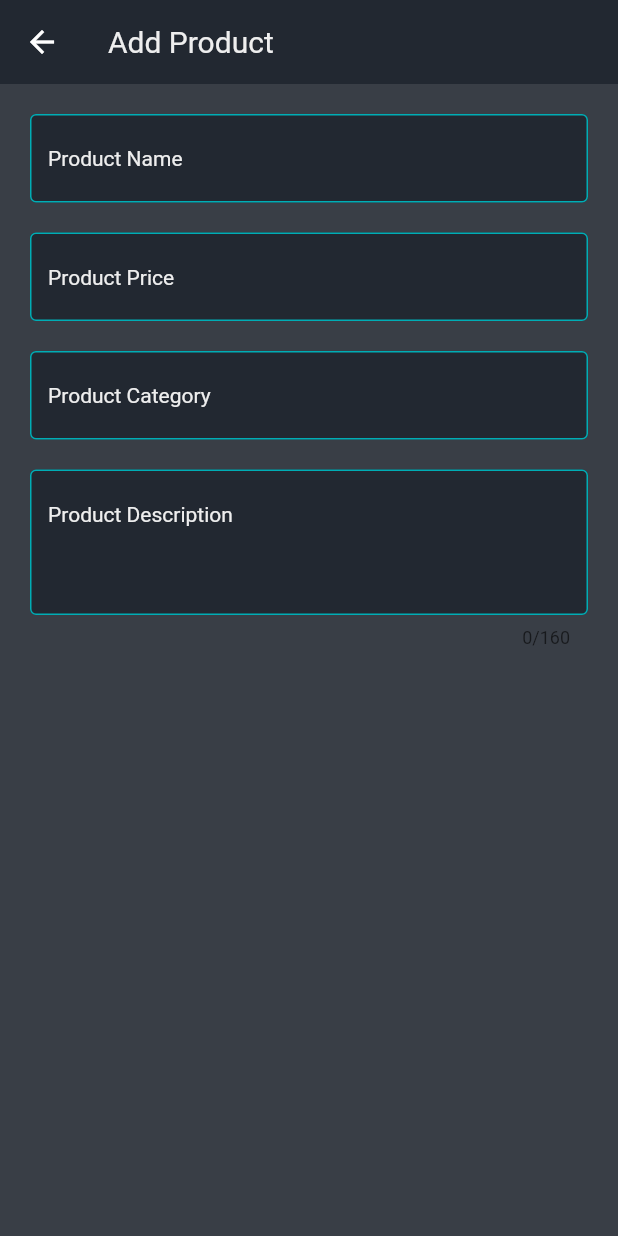
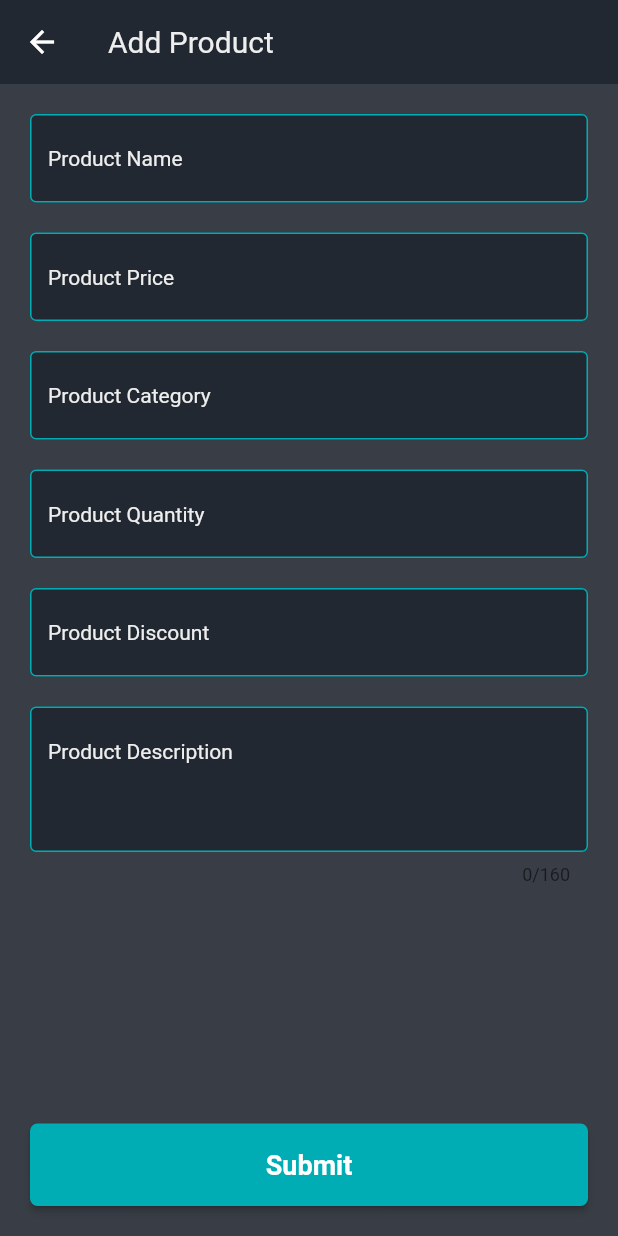
Before and after one commit to glomvardos/e-commerce-app, a Flutter app: the screen it shows after launch, after a tap on the "add" icon, on a phone screen of 412 x 824 dp. Run offline on Flutter 3.47's test engine with Material 2 defaults, Android fonts, the phone set to English and light mode, and no system bars; our stand-ins replace bloc, dio, equatable, flutter_bloc.

Commit message:
Submit new product

```diff
--- a/lib/config.dart
+++ b/lib/config.dart
@@ -1,3 +1,3 @@
 class Config {
-  static const String apiBaseUrl = 'http://localhost:8000.com';
+  static const String apiBaseUrl = 'http://localhost:8000/api';
 }
--- a/lib/main.dart
+++ b/lib/main.dart
@@ -1,25 +1,31 @@
-import 'package:e_commerce_app/bloc/authentication/authentication_bloc.dart';
-import 'package:e_commerce_app/services/authService/auth_service.dart';
 import 'package:flutter/material.dart';
 import 'package:flutter_bloc/flutter_bloc.dart';
 
+import '../bloc/authentication/authentication_bloc.dart';
+import '../services/auth_service/auth_service.dart';
+import '../services/products_service/products_service.dart';
 import './app.dart';
 
 void main() {
-  runApp(
-      MultiRepositoryProvider(
+  runApp(MultiRepositoryProvider(
     providers: [
-         RepositoryProvider<AuthService>(create: (context) => AuthServiceApi()),
+      RepositoryProvider<AuthService>(
+        create: (_) => AuthApiService(),
+      ),
+      RepositoryProvider<ProductsService>(
+        create: (_) => ProductsApiService(
+          dio: AuthApiService().client,
+        ),
+      ),
     ],
     child: MultiBlocProvider(
       providers: [
         BlocProvider<AuthenticationBloc>(
-              create: (context) =>AuthenticationBloc(authService: AuthServiceApi())..add(InitializeAuthentication()),
+          create: (_) => AuthenticationBloc(authService: AuthApiService())
+            ..add(InitializeAuthentication()),
         )
       ],
       child: const MyApp(),
     ),
-    )
-
-  );
+  ));
 }
--- /dev/null
+++ b/lib/models/product.dart
@@ -0,0 +1,42 @@
+class Product {
+  int? id;
+  final String name;
+  final String category;
+  final double price;
+  final int quantity;
+  final int discount;
+  final String description;
+
+  Product({
+    this.id,
+    required this.name,
+    required this.category,
+    required this.price,
+    required this.quantity,
+    required this.discount,
+    required this.description,
+  });
+
+  fromJson(Map<String, dynamic> json) {
+    return Product(
+      id: json['id'],
+      name: json['name'],
+      category: json['category'],
+      price: json['price'],
+      quantity: json['quantity'],
+      discount: json['discount'],
+      description: json['description'],
+    );
+  }
+
+  toJson() {
+    return {
+      'name': name,
+      'category': category,
+      'price': price,
+      'quantity': quantity,
+      'discount': discount,
+      'description': description,
+    };
+  }
+}
--- a/lib/screens/admin/add_product_screen/add_product_screen.dart
+++ b/lib/screens/admin/add_product_screen/add_product_screen.dart
@@ -1,9 +1,76 @@
-import 'package:e_commerce_app/widgets/form_input.dart';
+import 'package:e_commerce_app/utils/toast_message.dart';
 import 'package:flutter/material.dart';
+import 'package:flutter_bloc/flutter_bloc.dart';
 
-class AddProductScreen extends StatelessWidget {
+import '../../../models/product.dart';
+import '../../../services/products_service/products_service.dart';
+import '../../../widgets/form_input.dart';
+import '../../../widgets/primary_btn.dart';
+
+class AddProductScreen extends StatefulWidget {
   const AddProductScreen({Key? key}) : super(key: key);
   static const routeName = '/add-product';
+
+  @override
+  State<AddProductScreen> createState() => _AddProductScreenState();
+}
+
+class _AddProductScreenState extends State<AddProductScreen> {
+  bool _isLoading = false;
+  bool _autoValidate = false;
+
+  final GlobalKey<FormState> _formKey = GlobalKey<FormState>();
+
+  final TextEditingController _productNameController = TextEditingController();
+  final TextEditingController _productPriceController = TextEditingController();
+  final TextEditingController _productCategoryController =
+      TextEditingController();
+  final TextEditingController _productQuantityController =
+      TextEditingController();
+  final TextEditingController _productDiscountController =
+      TextEditingController();
+  final TextEditingController _productDescriptionController =
+      TextEditingController();
+
+  @override
+  void dispose() {
+    _productNameController.dispose();
+    _productPriceController.dispose();
+    _productCategoryController.dispose();
+    _productQuantityController.dispose();
+    _productDiscountController.dispose();
+    _productDescriptionController.dispose();
+    super.dispose();
+  }
+
+  void _onAddNewProduct() async {
+    if (_formKey.currentState!.validate()) {
+      await context
+          .read<ProductsService>()
+          .createProduct(Product(
+            name: _productNameController.text,
+            price: double.parse(_productPriceController.text),
+            category: _productCategoryController.text,
+            quantity: int.parse(_productQuantityController.text),
+            discount: int.parse(_productDiscountController.text),
+            description: _productDescriptionController.text,
+          ))
+          .then((_) => {
+                ToastMessage.success(
+                  context,
+                  'Product has been added',
+                ),
+                Navigator.of(context).pop()
+              })
+          .catchError((error) => {
+                ToastMessage.error(context, error),
+              });
+    } else {
+      setState(() {
+        _autoValidate = true;
+      });
+    }
+  }
 
   @override
   Widget build(BuildContext context) {
@@ -11,37 +78,74 @@ class AddProductScreen extends StatelessWidget {
       appBar: AppBar(
         title: const Text('Add Product'),
       ),
-      body: Center(
-        child: Padding(
-          padding: const EdgeInsets.all(20.0),
+      body: CustomScrollView(
+        physics: const ClampingScrollPhysics(),
+        slivers: [
+          SliverFillRemaining(
+            hasScrollBody: false,
+            child: Container(
+              padding: const EdgeInsets.all(20),
               child: Form(
+                key: _formKey,
+                autovalidateMode: _autoValidate
+                    ? AutovalidateMode.always
+                    : AutovalidateMode.disabled,
                 child: Column(
                   children: [
                     FormInput(
                       labelText: 'Product Name',
+                      controller: _productNameController,
                     ),
                     const SizedBox(
                       height: 20,
                     ),
                     FormInput(
                       labelText: 'Product Price',
+                      controller: _productPriceController,
                     ),
                     const SizedBox(
                       height: 20,
                     ),
                     FormInput(
                       labelText: 'Product Category',
+                      controller: _productCategoryController,
+                    ),
+                    const SizedBox(
+                      height: 20,
+                    ),
+                    FormInput(
+                      labelText: 'Product Quantity',
+                      controller: _productQuantityController,
+                      keyboardType:
+                          const TextInputType.numberWithOptions(decimal: true),
+                    ),
+                    const SizedBox(
+                      height: 20,
+                    ),
+                    FormInput(
+                      labelText: 'Product Discount',
+                      controller: _productDiscountController,
+                      keyboardType: TextInputType.number,
                     ),
                     const SizedBox(
                       height: 20,
                     ),
                     FormInput(
                       maxLines: 3,
+                      controller: _productDescriptionController,
                       labelText: 'Product Description',
                     ),
+                    Spacer(),
+                    PrimaryBtn(
+                      text: 'Submit',
+                      onClickHandler: _onAddNewProduct,
+                    ),
                   ],
-          )),
                 ),
+              ),
+            ),
+          ),
+        ],
       ),
     );
   }
--- a/lib/services/authService/auth_service.dart
+++ b/lib/services/auth_service/auth_service.dart
@@ -3,9 +3,10 @@ import 'package:dio/dio.dart';
 import '../../config.dart';
 
 part 'auth_service_interface.dart';
+
 part 'auth_exception.dart';
 
-class AuthServiceApi implements AuthService {
+class AuthApiService implements AuthService {
   final Dio _client = Dio(BaseOptions(
     baseUrl: Config.apiBaseUrl,
   ));
--- /dev/null
+++ b/lib/services/products_service/products_service_interface.dart
@@ -0,0 +1,5 @@
+part of 'products_service.dart';
+
+abstract class ProductsService {
+  Future<Response> createProduct(Product product);
+}
--- a/lib/widgets/form_input.dart
+++ b/lib/widgets/form_input.dart
@@ -4,6 +4,7 @@ class FormInput extends StatelessWidget {
   const FormInput({
     Key? key,
     required this.labelText,
+    required this.controller,
     this.obscureText = false,
     this.keyboardType = TextInputType.text,
     this.maxLines = 1,
@@ -13,10 +14,18 @@ class FormInput extends StatelessWidget {
   final TextInputType keyboardType;
   final bool obscureText;
   final int maxLines;
+  final TextEditingController controller;
 
   @override
   Widget build(BuildContext context) {
     return TextFormField(
+      controller: controller,
+      validator: (value) {
+        if (value!.isEmpty) {
+          return '';
+        }
+        return null;
+      },
       showCursor: true,
       cursorColor: Theme.of(context).colorScheme.secondary,
       keyboardType: keyboardType,
@@ -27,6 +36,7 @@ class FormInput extends StatelessWidget {
         color: Color(0xFFEEEEEE),
       ),
       decoration: InputDecoration(
+        errorStyle: const TextStyle(height: 0),
         alignLabelWithHint: true,
         labelText: labelText,
         labelStyle: const TextStyle(color: Color(0xFFEEEEEE), fontSize: 14),
@@ -51,6 +61,11 @@ class FormInput extends StatelessWidget {
             color: Colors.redAccent,
           ),
         ),
+        focusedErrorBorder: const OutlineInputBorder(
+          borderSide: BorderSide(
+            color: Colors.redAccent,
+          ),
+        ),
       ),
     );
   }
--- /dev/null
+++ b/lib/widgets/primary_btn.dart
@@ -0,0 +1,31 @@
+import 'package:flutter/material.dart';
+
+class PrimaryBtn extends StatelessWidget {
+  const PrimaryBtn({
+    Key? key,
+    required this.text,
+    required this.onClickHandler,
+  }) : super(key: key);
+  final String text;
+  final Function onClickHandler;
+
+  @override
+  Widget build(BuildContext context) {
+    return ElevatedButton(
+      onPressed: () => onClickHandler(),
+      style: ElevatedButton.styleFrom(
+        textStyle: const TextStyle(
+          color: Color(0xFFEEEEEE),
+          fontSize: 18,
+          fontWeight: FontWeight.w600,
+        ),
+        minimumSize: const Size(double.infinity, 55),
+        backgroundColor: Theme.of(context).colorScheme.secondary,
+        shape: RoundedRectangleBorder(
+          borderRadius: BorderRadius.circular(5.0),
+        ),
+      ),
+      child: Text(text),
+    );
+  }
+}
```
Also changed, not shown: lib/bloc/authentication/authentication_bloc.dart (+7 -4 lines), lib/services/products_service/products_service.dart (added, +20 -0 lines), lib/utils/toast_message.dart (added, +24 -0 lines), lib/services/auth_service/auth_exception.dart (renamed from lib/services/authService/auth_exception.dart), lib/services/auth_service/auth_service_interface.dart (renamed from lib/services/authService/auth_service_interface.dart). Lines whose indentation alone changed are shown as unchanged.
